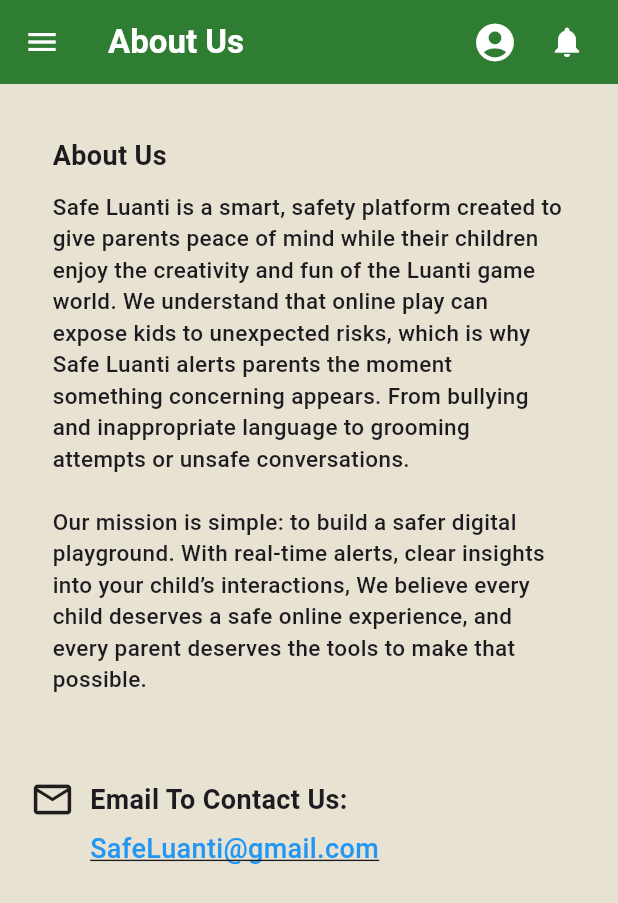
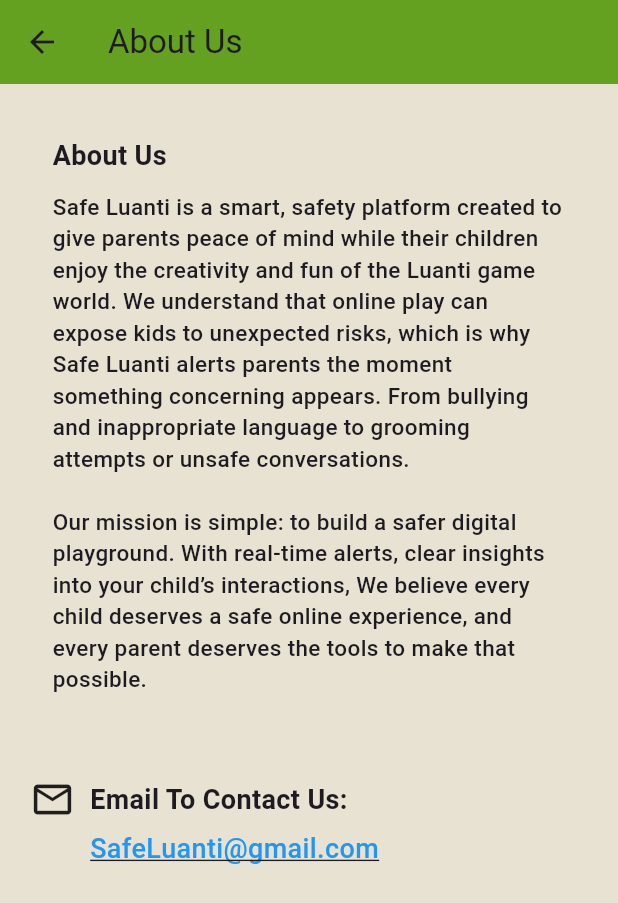
Before and after one commit to LeenSabri/Usability-Project, a Flutter app: the FingerprintScreen screen opened directly, after a tap on the "info outline" icon, on a phone screen of 412 x 824 dp. Shown: the top 903 px of the screen. Run offline on Flutter 3.47's test engine with Material 3 defaults, Android fonts, the phone set to English and light mode, and no system bars; our stand-ins replace shared_preferences; accounts and stored records are empty.

Commit message:
addAboutUs

```diff
--- a/lib/about_us_screen.dart
+++ b/lib/about_us_screen.dart
@@ -3,14 +3,25 @@
 import 'app_bar.dart';
 
 class AboutUsScreen extends StatelessWidget {
-  const AboutUsScreen({super.key});
+  final bool isLoggedIn;
+
+  const AboutUsScreen({super.key, this.isLoggedIn = true});
 
   @override
   Widget build(BuildContext context) {
     return Scaffold(
       backgroundColor: const Color(0xFFE8E2D2),
-      drawer: const SideMenu(),
-      appBar: const CustomAppBar(title: "About Us"),
+      drawer: isLoggedIn ? const SideMenu() : null,
+      appBar: isLoggedIn
+          ? const CustomAppBar(title: "About Us")
+          : AppBar(
+              title: const Text("About Us"),
+              backgroundColor: const Color(0xFF64A121),
+              leading: IconButton(
+                icon: const Icon(Icons.arrow_back),
+                onPressed: () => Navigator.pop(context),
+              ),
+            ),
       body: Padding(
         padding: const EdgeInsets.all(20.0),
         child: Column(
@@ -42,7 +53,6 @@
               ),
             ),
             const SizedBox(height: 40),
-
             const Row(
               children: [
                 Icon(Icons.email_outlined, size: 30),
--- a/lib/fingerprint_screen.dart
+++ b/lib/fingerprint_screen.dart
@@ -47,12 +47,15 @@
             const SizedBox(height: 120),
             Align(
               alignment: Alignment.bottomRight,
+              child: Padding(
+                padding: const EdgeInsets.all(16.0),
                 child: GestureDetector(
                   onTap: () {
                     Navigator.push(
                       context,
                       MaterialPageRoute(
-                      builder: (context) => const AboutUsScreen(),
+                        builder: (context) =>
+                            const AboutUsScreen(isLoggedIn: false),
                       ),
                     );
                   },
@@ -63,6 +66,7 @@
                   ),
                 ),
               ),
+            ),
           ],
         ),
       ),
```
Also changed, not shown: lib/main.dart (+44 -6 lines), lib/sign_up_screen.dart (+15 -0 lines), lib/verification_screen.dart (+18 -3 lines). Lines whose indentation alone changed are shown as unchanged.
